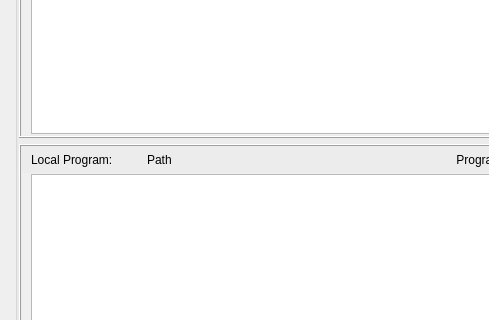
Qt form mainwindow.ui (spletcher1/PythonOptorigController) before a commit; both pictures show x 0 to 489 and y 418 to 738 of the 943 by 860 pixel window.
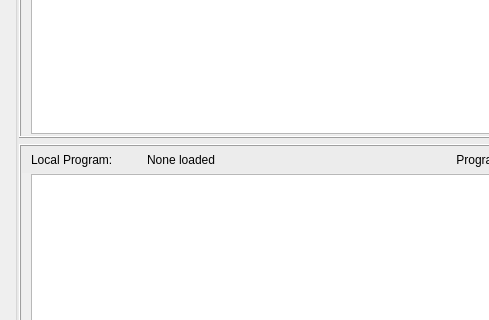
The same form after that commit.

Commit message: Not quite done with local load program.

What changed in the file:
```diff
--- a/mainwindow.ui
+++ b/mainwindow.ui
@@ -725,7 +725,7 @@
              <item>
               <widget class="QLabel" name="LocalProgramPathLabel">
                <property name="text">
-                <string>Path</string>
+                <string>None loaded</string>
                </property>
               </widget>
              </item>
```
Left out of the diff: 10 changed lines with no effect on the pictures. The commit also changes 1 other file.
